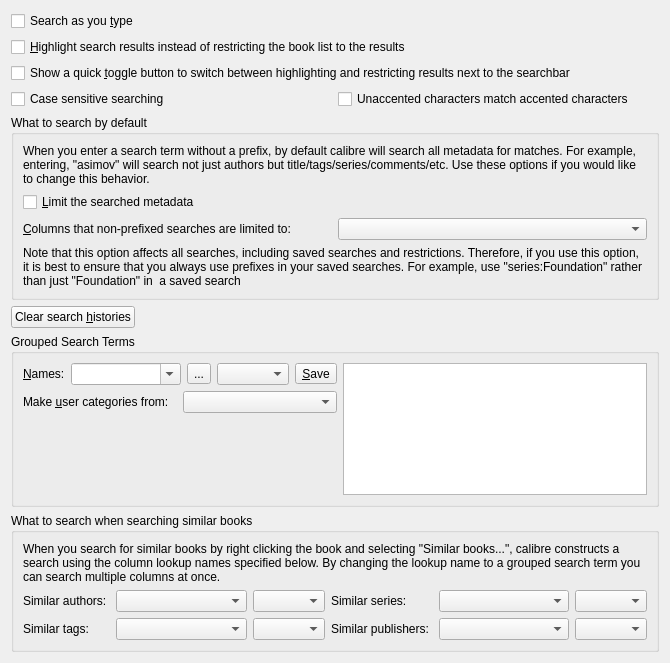
This is src/calibre/gui2/preferences/search.ui in debian-calibre/calibre as Qt 5 draws it before an edit. The edited form follows.
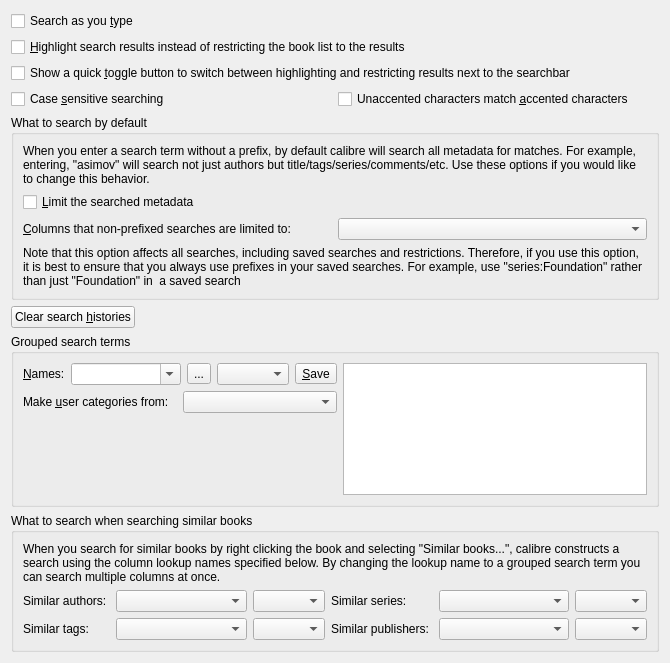
This is the edited form. Icons and pictures are not drawn. Custom widgets are drawn as their Qt base class.

Diff of the .ui file:
```diff
--- a/src/calibre/gui2/preferences/search.ui
+++ b/src/calibre/gui2/preferences/search.ui
@@ -185,7 +185,7 @@
    <item row="9" column="0" colspan="2">
     <widget class="QGroupBox" name="groupBox_2">
      <property name="title">
-      <string>Grouped Search Terms</string>
+      <string>Grouped search terms</string>
      </property>
      <layout class="QGridLayout" name="gridLayout_3">
       <item row="0" column="0">
@@ -309,14 +309,14 @@
    <item row="3" column="0">
     <widget class="QCheckBox" name="opt_case_sensitive">
      <property name="text">
-      <string>Case sensitive searching</string>
+      <string>Case &amp;sensitive searching</string>
      </property>
     </widget>
    </item>
    <item row="3" column="1">
     <widget class="QCheckBox" name="opt_use_primary_find_in_search">
      <property name="text">
-      <string>Unaccented characters match accented characters</string>
+      <string>Unaccented characters match &amp;accented characters</string>
      </property>
     </widget>
    </item>
```
Left out of the diff: 2 changed lines with no effect on the pictures.
